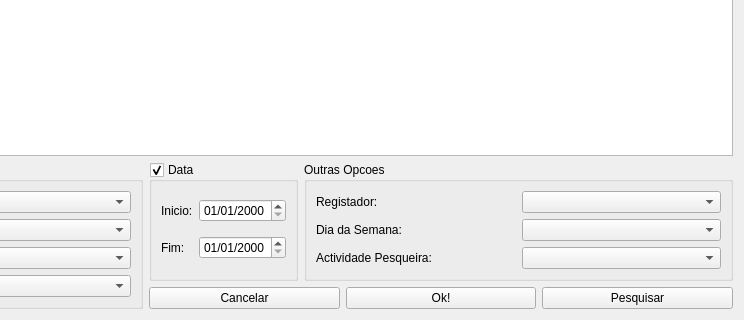
InUrSys/PescArt2.0, file UserInt/ui_PesquisarSaidas.ui: the form before one commit; both pictures show x 297 to 1041 and y 230 to 550 of the 1041 by 550 pixel window.
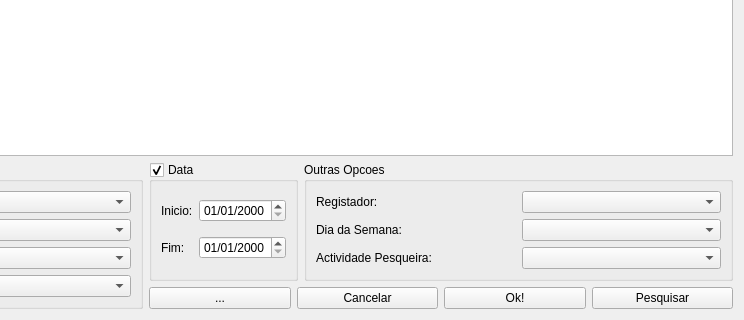
The form after the commit. Icons and pictures are not drawn.

The edit to the form file:
```diff
--- a/UserInt/ui_PesquisarSaidas.ui
+++ b/UserInt/ui_PesquisarSaidas.ui
@@ -206,6 +206,17 @@
    <item row="2" column="1" colspan="2">
     <layout class="QGridLayout" name="gridLayout_4">
      <item row="0" column="2">
+      <widget class="QPushButton" name="PBOK">
+       <property name="text">
+        <string>Ok!</string>
+       </property>
+       <property name="icon">
+        <iconset resource="icons.qrc">
+         <normaloff>:/newPrefix/Icons/clipboard.png</normaloff>:/newPrefix/Icons/clipboard.png</iconset>
+       </property>
+      </widget>
+     </item>
+     <item row="0" column="3">
       <widget class="QPushButton" name="PBPesquisar">
        <property name="text">
         <string>Pesquisar</string>
@@ -223,17 +234,6 @@
       </widget>
      </item>
      <item row="0" column="1">
-      <widget class="QPushButton" name="PBOK">
-       <property name="text">
-        <string>Ok!</string>
-       </property>
-       <property name="icon">
-        <iconset resource="icons.qrc">
-         <normaloff>:/newPrefix/Icons/clipboard.png</normaloff>:/newPrefix/Icons/clipboard.png</iconset>
-       </property>
-      </widget>
-     </item>
-     <item row="0" column="0">
       <widget class="QPushButton" name="PBCancelar">
        <property name="text">
         <string>Cancelar</string>
@@ -244,6 +244,13 @@
        </property>
       </widget>
      </item>
+     <item row="0" column="0">
+      <widget class="QPushButton" name="PBOptions">
+       <property name="text">
+        <string>...</string>
+       </property>
+      </widget>
+     </item>
     </layout>
    </item>
   </layout>
```
